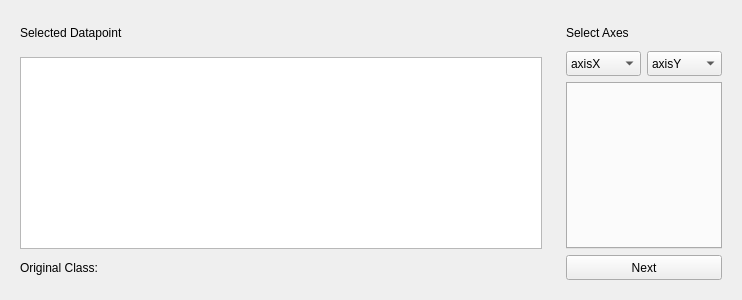
Before: the Qt Designer form ui/CounterfactualInterface/CounterfactualIterable/Iteration/Iteration.ui in vidalt/OCEAN, drawn with Qt 5.
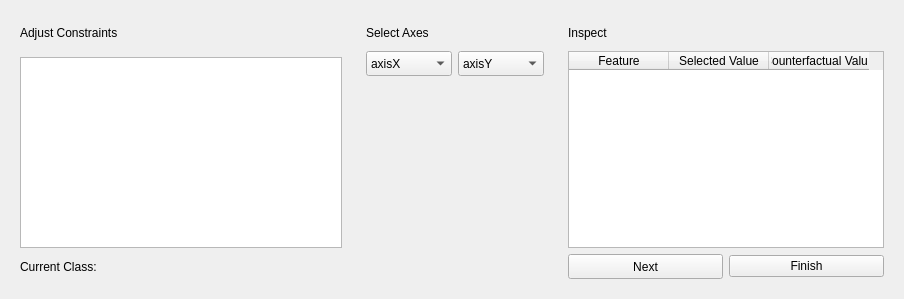
After: the same form once the commit is applied. Custom widgets are drawn as their Qt base class.

Commit message: inspect table - on going

What changed in the file:
```diff
--- a/ui/CounterfactualInterface/CounterfactualIterable/Iteration/Iteration.ui
+++ b/ui/CounterfactualInterface/CounterfactualIterable/Iteration/Iteration.ui
@@ -6,8 +6,8 @@
    <rect>
     <x>0</x>
     <y>0</y>
-    <width>724</width>
-    <height>300</height>
+    <width>904</width>
+    <height>299</height>
    </rect>
   </property>
   <property name="windowTitle">
@@ -17,20 +17,20 @@
    <item>
     <widget class="QWidget" name="widgetContainerDataset" native="true">
      <property name="sizePolicy">
-      <sizepolicy hsizetype="Preferred" vsizetype="Preferred">
+      <sizepolicy hsizetype="Minimum" vsizetype="Preferred">
        <horstretch>0</horstretch>
        <verstretch>0</verstretch>
       </sizepolicy>
      </property>
      <property name="minimumSize">
       <size>
-       <width>540</width>
+       <width>340</width>
        <height>0</height>
       </size>
      </property>
      <property name="maximumSize">
       <size>
-       <width>540</width>
+       <width>340</width>
        <height>16777215</height>
       </size>
      </property>
@@ -59,7 +59,7 @@
          </size>
         </property>
         <property name="text">
-         <string>Selected Datapoint</string>
+         <string>Adjust Constraints</string>
         </property>
        </widget>
       </item>
@@ -108,7 +108,7 @@
             </size>
            </property>
            <property name="text">
-            <string>Original Class:</string>
+            <string>Current Class:</string>
            </property>
           </widget>
          </item>
@@ -119,7 +119,13 @@
     </widget>
    </item>
    <item>
-    <widget class="QWidget" name="widgetContainerCanvas" native="true">
+    <widget class="QWidget" name="widgetContainerGraph" native="true">
+     <property name="sizePolicy">
+      <sizepolicy hsizetype="Minimum" vsizetype="Preferred">
+       <horstretch>0</horstretch>
+       <verstretch>0</verstretch>
+      </sizepolicy>
+     </property>
      <layout class="QVBoxLayout" name="verticalLayout_2">
       <item>
        <widget class="QLabel" name="labelSelectAxes">
@@ -225,30 +231,136 @@
        </widget>
       </item>
       <item>
-       <widget class="QTabWidget" name="tabWidgetContainerCanvas">
-        <property name="tabsClosable">
-         <bool>true</bool>
-        </property>
-       </widget>
+       <widget class="MatplotLibCanvas" name="widgetContainerCanvas" native="true"/>
       </item>
+     </layout>
+    </widget>
+   </item>
+   <item>
+    <widget class="QWidget" name="widgetContainerCounterfactual" native="true">
+     <property name="sizePolicy">
+      <sizepolicy hsizetype="Preferred" vsizetype="Preferred">
+       <horstretch>0</horstretch>
+       <verstretch>0</verstretch>
+      </sizepolicy>
+     </property>
+     <property name="styleSheet">
+      <string notr="true">QWidget [objectName*=&quot;widgetContainerCounterfactual&quot;]{
+	background-color: rgb(255, 255, 255);
+
+}</string>
+     </property>
+     <layout class="QVBoxLayout" name="verticalLayout_4">
+      <property name="leftMargin">
+       <number>9</number>
+      </property>
       <item>
-       <widget class="QPushButton" name="pushButtonNext">
+       <widget class="QLabel" name="labelCounterfactualComparison">
         <property name="minimumSize">
          <size>
           <width>0</width>
           <height>25</height>
          </size>
         </property>
+        <property name="maximumSize">
+         <size>
+          <width>16777215</width>
+          <height>25</height>
+         </size>
+        </property>
         <property name="text">
-         <string>Next</string>
+         <string>Inspect</string>
         </property>
        </widget>
       </item>
+      <item>
+       <widget class="QTableWidget" name="tableWidgetCounterfactualComparison">
+        <property name="sizePolicy">
+         <sizepolicy hsizetype="Minimum" vsizetype="Expanding">
+          <horstretch>0</horstretch>
+          <verstretch>0</verstretch>
+         </sizepolicy>
+        </property>
+        <property name="sizeAdjustPolicy">
+         <enum>QAbstractScrollArea::AdjustToContents</enum>
+        </property>
+        <attribute name="horizontalHeaderCascadingSectionResizes">
+         <bool>false</bool>
+        </attribute>
+        <attribute name="horizontalHeaderMinimumSectionSize">
+         <number>39</number>
+        </attribute>
+        <attribute name="verticalHeaderVisible">
+         <bool>false</bool>
+        </attribute>
+        <column>
+         <property name="text">
+          <string>Feature</string>
+         </property>
+        </column>
+        <column>
+         <property name="text">
+          <string>Selected Value</string>
+         </property>
+        </column>
+        <column>
+         <property name="text">
+          <string>Counterfactual Value</string>
+         </property>
+        </column>
+       </widget>
+      </item>
+      <item>
+       <widget class="QWidget" name="widgetNextFinish" native="true">
+        <layout class="QHBoxLayout" name="horizontalLayout_2">
+         <property name="leftMargin">
+          <number>0</number>
+         </property>
+         <property name="topMargin">
+          <number>0</number>
+         </property>
+         <property name="rightMargin">
+          <number>0</number>
+         </property>
+         <property name="bottomMargin">
+          <number>0</number>
+         </property>
+         <item>
+          <widget class="QPushButton" name="pushButtonNext">
+           <property name="minimumSize">
+            <size>
+             <width>0</width>
+             <height>25</height>
+            </size>
+           </property>
+           <property name="text">
+            <string>Next</string>
+           </property>
+          </widget>
+         </item>
+         <item>
+          <widget class="QPushButton" name="pushButtonFinish">
+           <property name="text">
+            <string>Finish</string>
+           </property>
+          </widget>
+         </item>
+        </layout>
+       </widget>
+      </item>
      </layout>
     </widget>
    </item>
   </layout>
  </widget>
+ <customwidgets>
+  <customwidget>
+   <class>MatplotLibCanvas</class>
+   <extends>QWidget</extends>
+   <header>Canvas/MatplotLibCanvas.h</header>
+   <container>1</container>
+  </customwidget>
+ </customwidgets>
  <resources/>
  <connections/>
 </ui>
```
Left out of the diff: 4 changed lines with no effect on the pictures. The commit also changes 14 other files.
